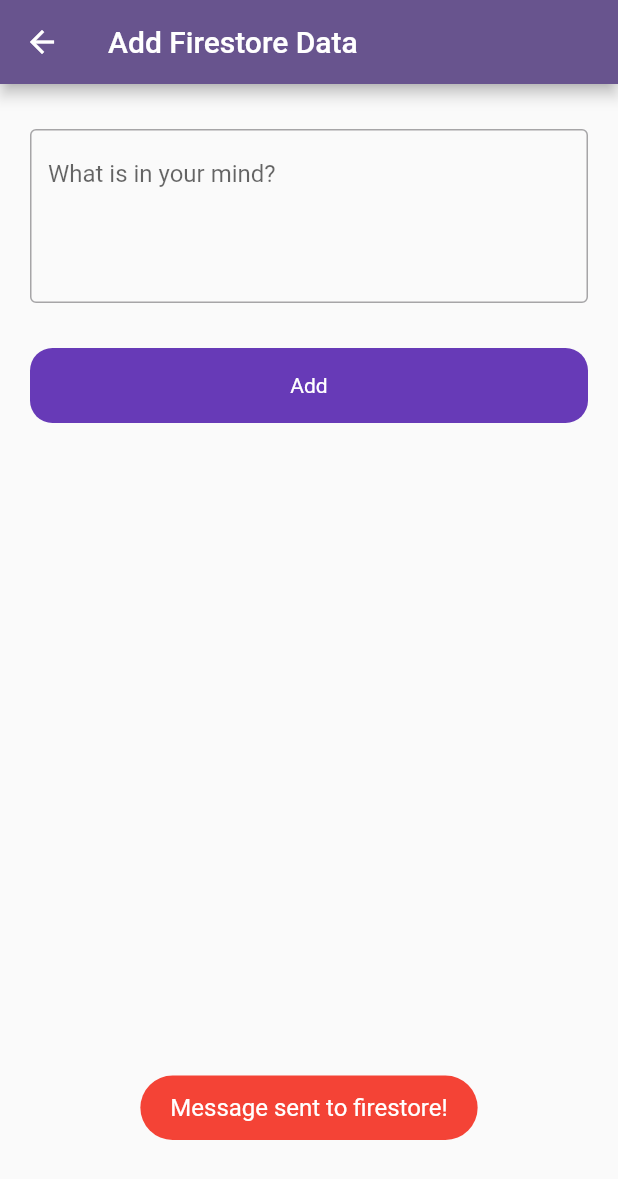
After one commit to usmandeveloper007/login_app, a Flutter app: the AddFirestoreDataScreen screen opened directly, after a tap on "Add", on a phone screen of 412 x 824 dp. The commit adds this screen. Shown: the top 1179 px of the screen. Run offline on Flutter 3.47's test engine with Material 3 defaults, Android fonts, the phone set to English and light mode, and no system bars; our stand-ins replace cloud_firestore, firebase_auth, firebase_core, firebase_database, firebase_storage, fluttertoast and 1 more; accounts and stored records are empty.

```diff
--- a/lib/firebase_services/splash_services.dart
+++ b/lib/firebase_services/splash_services.dart
@@ -2,7 +2,10 @@ import 'dart:async';
 import 'package:firebase_auth/firebase_auth.dart';
 import 'package:flutter/material.dart';
 import 'package:login_app/ui/auth/signup_screen.dart';
+import 'package:login_app/ui/firestore/firestore_list_screen.dart';
 import 'package:login_app/ui/posts/post_screen.dart';
+import 'package:login_app/ui/upload_image_screen.dart';
+
 
 class SplashServices{
   void isLogin(BuildContext context){
--- a/lib/ui/auth/signup_screen.dart
+++ b/lib/ui/auth/signup_screen.dart
@@ -38,6 +38,7 @@ class _SignUpScreenState extends State<SignUpScreen> {
       setState(() {
         loading = false;
       });
+      Utils().toastMessage('Congratulations! Account Created');
     }
     ).onError((error, stackTrace) {
       Utils().toastMessage(error.toString());
--- /dev/null
+++ b/lib/ui/firestore/add_firestore_data_screen.dart
@@ -0,0 +1,66 @@
+import 'package:cloud_firestore/cloud_firestore.dart';
+import 'package:flutter/material.dart';
+import 'package:login_app/utils/utils.dart';
+import 'package:login_app/widgets/round_button.dart';
+
+class AddFirestoreDataScreen extends StatefulWidget {
+  const AddFirestoreDataScreen({super.key});
+
+  @override
+  State<AddFirestoreDataScreen> createState() => _AddFirestoreDataScreenState();
+}
+
+class _AddFirestoreDataScreenState extends State<AddFirestoreDataScreen> {
+
+  bool loading = false;
+  TextEditingController postController = TextEditingController();
+  final fireStore = FirebaseFirestore.instance.collection('users');
+  @override
+  Widget build(BuildContext context) {
+    return Scaffold(
+      appBar: AppBar(
+        title: const Text('Add Firestore Data'),
+      ),
+      body: Padding(
+        padding: const EdgeInsets.symmetric(horizontal: 20),
+        child: Column(
+          children: [
+            const SizedBox(height: 30,),
+            TextFormField(
+              controller: postController,
+              maxLines: 4,
+              decoration: const InputDecoration(
+                hintText: 'What is in your mind?',
+                border: OutlineInputBorder(),
+              ),
+            ),
+            const SizedBox(height: 30,),
+            RoundButton(
+                title: 'Add',
+                loading: loading,
+                onTap: (){
+                  setState(() {
+                    loading = true;
+                  });
+                  String id = DateTime.now().millisecondsSinceEpoch.toString();
+                  fireStore.doc(id).set({
+                    'message' : postController.text.toString(),
+                    'id' : id,
+                  }).then((value) {
+                    setState(() {
+                      loading = false;
+                    });
+                    Utils().toastMessage('Message sent to firestore!');
+                  }).onError((error, stackTrace) {
+                    setState(() {
+                      loading = false;
+                    });
+                    Utils().toastMessage(error.toString());
+                  });
+                })
+          ],
+        ),
+      ),
+    );
+  }
+}
--- a/pubspec.yaml
+++ b/pubspec.yaml
@@ -41,6 +41,7 @@ dependencies:
   cloud_firestore: ^4.15.9
   fluttertoast: ^8.2.4
   firebase_database: ^10.4.10
+  image_picker: ^1.0.7
 
 dev_dependencies:
   flutter_test:
```
Also changed, not shown: lib/ui/auth/forget_password_screen.dart (added, +45 -0 lines), lib/ui/auth/login_screen.dart (+13 -0 lines), lib/ui/firestore/firestore_list_screen.dart (added, +142 -0 lines), lib/ui/upload_image_screen.dart (added, +102 -0 lines), pubspec.lock, 6 other files.
